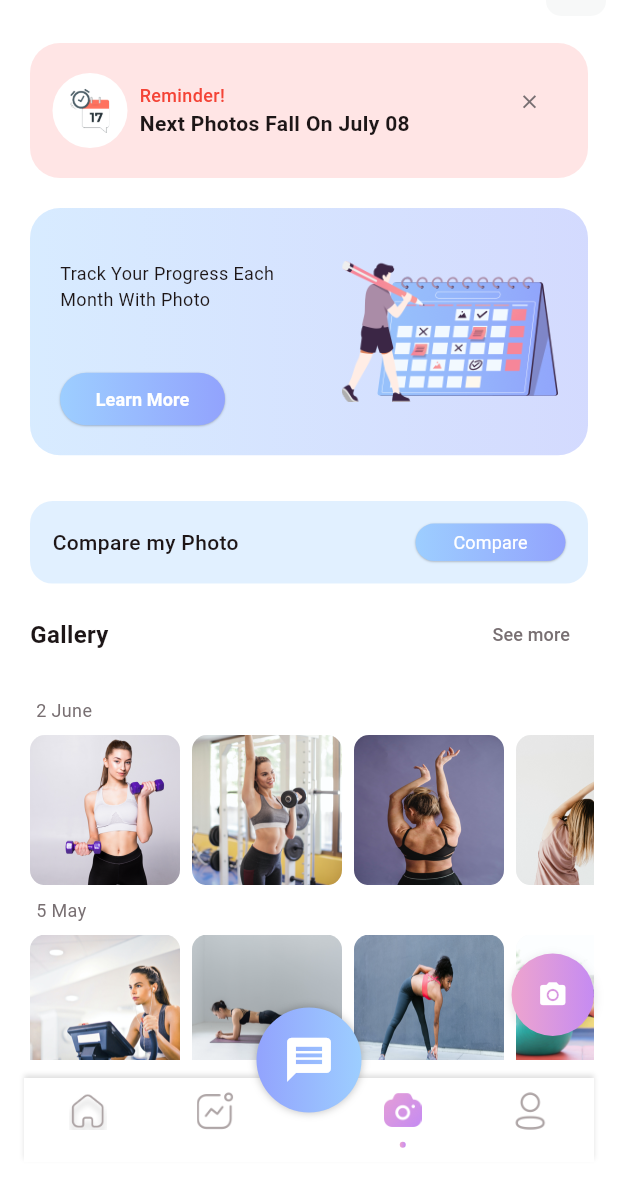
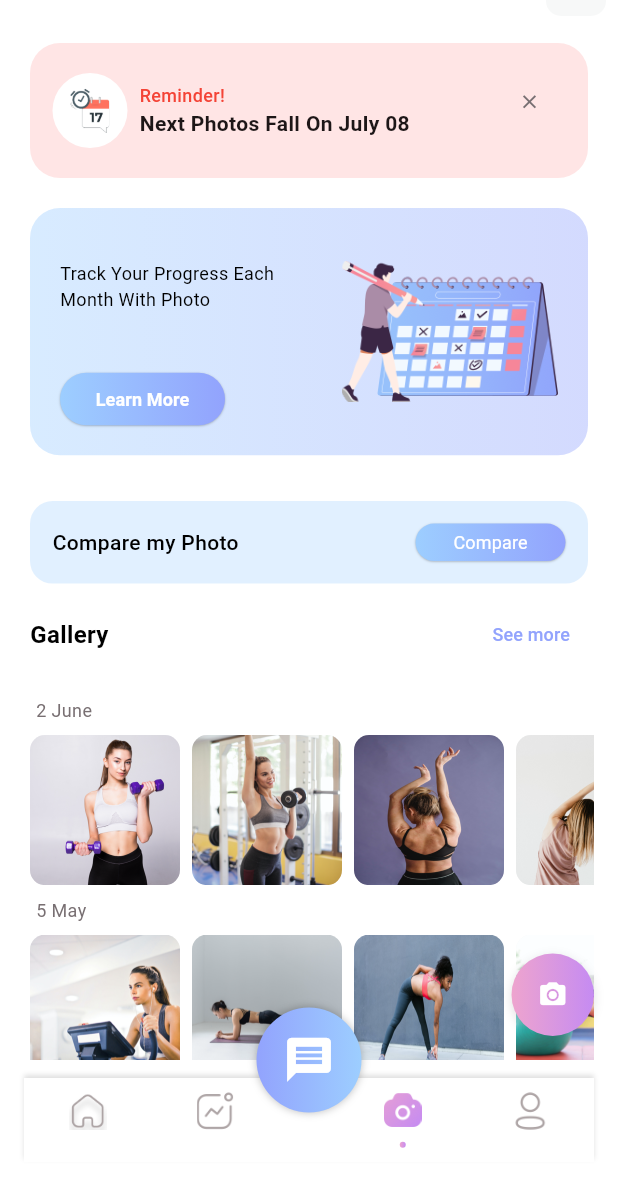
Before and after one commit to Vuonggba1403/smart_fitness_assistant, a Flutter app: the screen it shows after launch, item 3 of the bottom bar chosen, after a tap on "See more", on a phone screen of 412 x 824 dp, the part 56-1236 px from its top. Run offline on Flutter 3.47's test engine with Material 3 defaults, Android fonts, the phone set to English and light mode, and no system bars; our stand-ins replace animated_toggle_switch, bloc, carousel_slider, delightful_toast, fl_chart, flutter_bloc and 4 more; missing offline and left inert: dotted_dashed_line, simple_animation_progress_bar; key blocks and very long unbroken strings in the code were emptied for the run.

Commit message:
fix ui progress darkmode

```diff
--- a/lib/views/home/ui/home_view.dart
+++ b/lib/views/home/ui/home_view.dart
@@ -80,6 +80,7 @@ class _HomeViewState extends State<HomeView> {
     final theme = Theme.of(context); // 🌙 Lấy theme động
     final textColor = theme.textTheme.bodyMedium?.color; // Màu text chính
     final cardColor = theme.cardColor; // Màu nền cho các card
+    final shadow = theme.shadowColor; // Màu shadow động
 
     return Scaffold(
       // 🌙 Màu nền động
@@ -157,9 +158,7 @@ class _HomeViewState extends State<HomeView> {
                         decoration: BoxDecoration(
                           color: cardColor,
                           borderRadius: BorderRadius.circular(25),
-                          boxShadow: const [
-                            BoxShadow(color: Colors.black12, blurRadius: 2),
-                          ],
+                          boxShadow: [BoxShadow(color: shadow, blurRadius: 2)],
                         ),
                         child: Row(
                           children: [
@@ -333,8 +332,8 @@ class _HomeViewState extends State<HomeView> {
                             decoration: BoxDecoration(
                               color: cardColor,
                               borderRadius: BorderRadius.circular(25),
-                              boxShadow: const [
-                                BoxShadow(color: Colors.black12, blurRadius: 2),
+                              boxShadow: [
+                                BoxShadow(color: shadow, blurRadius: 2),
                               ],
                             ),
                             child: Column(
@@ -393,8 +392,8 @@ class _HomeViewState extends State<HomeView> {
                             decoration: BoxDecoration(
                               color: cardColor,
                               borderRadius: BorderRadius.circular(25),
-                              boxShadow: const [
-                                BoxShadow(color: Colors.black12, blurRadius: 2),
+                              boxShadow: [
+                                BoxShadow(color: shadow, blurRadius: 2),
                               ],
                             ),
                             child: Column(
--- a/lib/views/photo_progress/ui/photo_progress_view.dart
+++ b/lib/views/photo_progress/ui/photo_progress_view.dart
@@ -1,6 +1,7 @@
 import 'package:flutter/material.dart';
 import 'package:smart_fitness_assistant/core/functions/appbar_cus.dart';
 import 'package:smart_fitness_assistant/core/functions/colo_extension.dart';
+import 'package:smart_fitness_assistant/core/functions/naviga_to.dart';
 import 'package:smart_fitness_assistant/core/widgets/round_button.dart';
 import 'widgets/comparison_view.dart';
 
@@ -36,9 +37,13 @@ class _PhotoProgressViewState extends State<PhotoProgressView> {
   @override
   Widget build(BuildContext context) {
     var media = MediaQuery.of(context).size;
+    final theme = Theme.of(context); // 🌙 Lấy theme động
+    final textColor = theme.textTheme.bodyMedium?.color; // Màu text chính
+    final cardColor = theme.cardColor; // Màu nền cho các card
+    final shadow = theme.shadowColor; // Màu shadow
     return Scaffold(
       appBar: CustomAppBar(title: "Progress Photo", showBackButton: false),
-      backgroundColor: TColor.white,
+      backgroundColor: theme.scaffoldBackgroundColor,
       body: SingleChildScrollView(
         child: Column(
           crossAxisAlignment: CrossAxisAlignment.start,
@@ -62,7 +67,7 @@ class _PhotoProgressViewState extends State<PhotoProgressView> {
                       children: [
                         Container(
                           decoration: BoxDecoration(
-                            color: TColor.white,
+                            color: cardColor,
                             borderRadius: BorderRadius.circular(30),
                           ),
                           width: 50,
@@ -141,10 +146,7 @@ class _PhotoProgressViewState extends State<PhotoProgressView> {
                             const SizedBox(height: 15),
                             Text(
                               "Track Your Progress Each\nMonth With Photo",
-                              style: TextStyle(
-                                color: TColor.black,
-                                fontSize: 12,
-                              ),
+                              style: TextStyle(color: textColor, fontSize: 12),
                             ),
                             const Spacer(),
                             SizedBox(
@@ -183,7 +185,7 @@ class _PhotoProgressViewState extends State<PhotoProgressView> {
                       Text(
                         "Compare my Photo",
                         style: TextStyle(
-                          color: TColor.black,
+                          color: textColor,
                           fontSize: 14,
                           fontWeight: FontWeight.w500,
                         ),
@@ -197,12 +199,7 @@ class _PhotoProgressViewState extends State<PhotoProgressView> {
                           fontSize: 12,
                           fontWeight: FontWeight.w400,
                           onPressed: () {
-                            Navigator.push(
-                              context,
-                              MaterialPageRoute(
-                                builder: (context) => const ComparisonView(),
-                              ),
-                            );
+                            navigateTo(context, const ComparisonView());
                           },
                         ),
                       ),
@@ -220,17 +217,13 @@ class _PhotoProgressViewState extends State<PhotoProgressView> {
                       Text(
                         "Gallery",
                         style: TextStyle(
-                          color: TColor.black,
                           fontSize: 16,
                           fontWeight: FontWeight.w700,
                         ),
                       ),
                       TextButton(
                         onPressed: () {},
-                        child: Text(
-                          "See more",
-                          style: TextStyle(color: TColor.gray, fontSize: 12),
-                        ),
+                        child: Text("See more", style: TextStyle(fontSize: 12)),
                       ),
                     ],
                   ),
```
